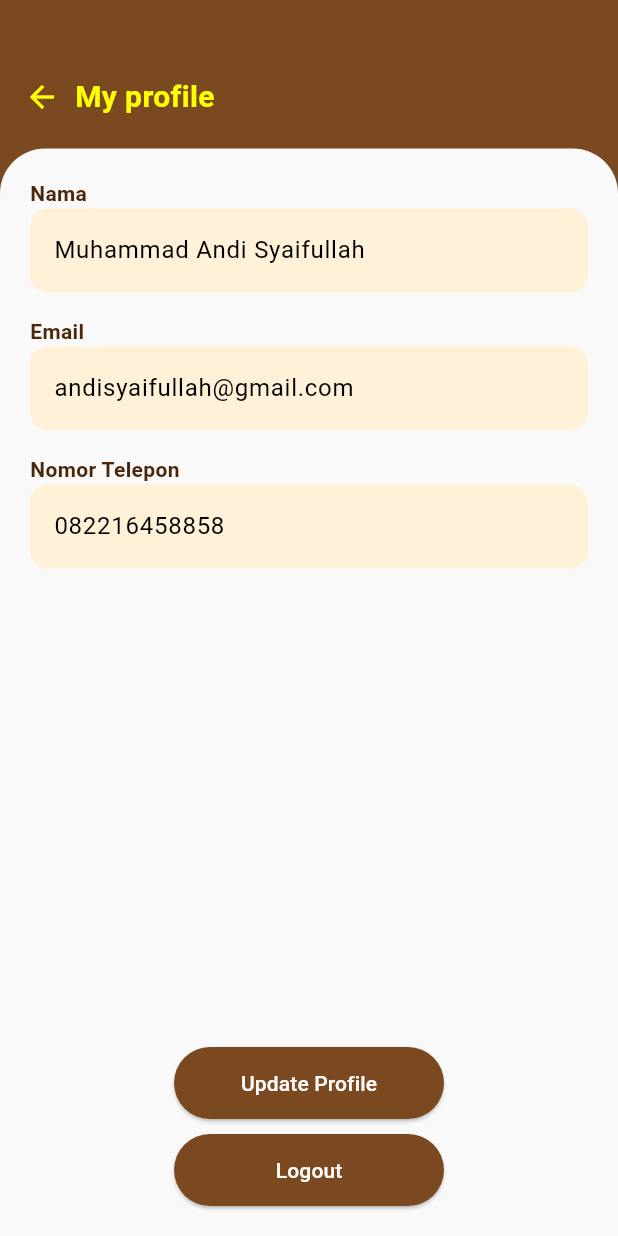
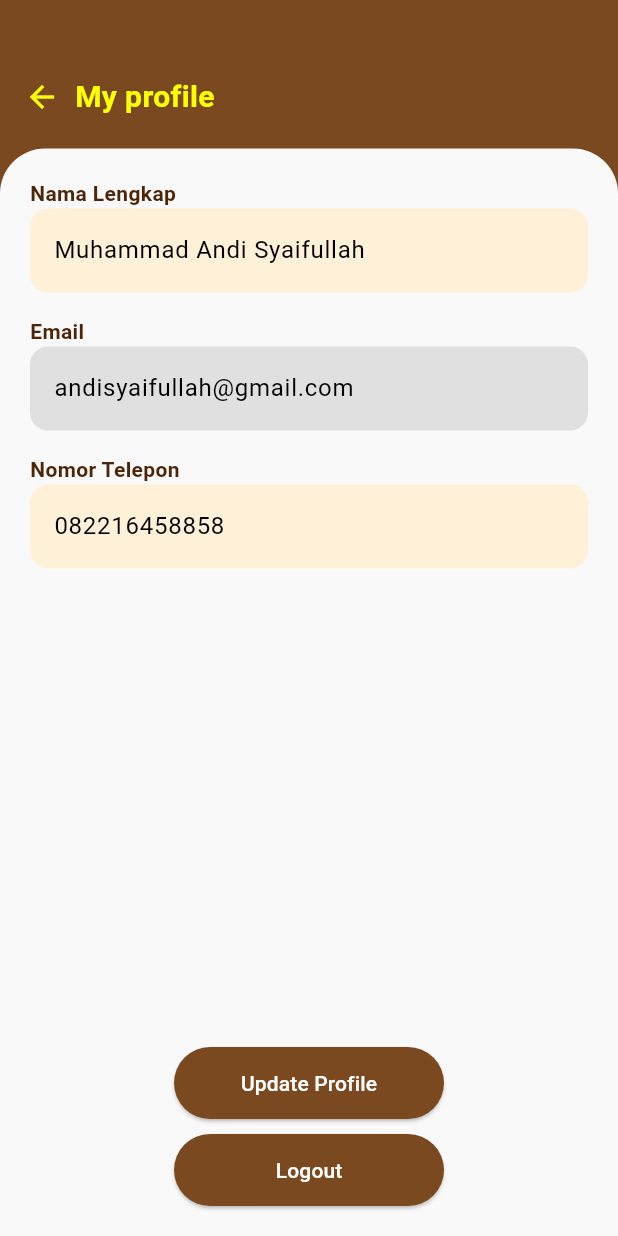
Before and after one commit to ntaulya/royalcoffee, a Flutter app: the ProfilePage screen opened directly, on a phone screen of 412 x 824 dp. Run offline on Flutter 3.47's test engine with Material 3 defaults, Android fonts, the phone set to English and light mode, and no system bars; our stand-ins replace flutter_secure_storage, iconsax; accounts and stored records are empty.

Commit message:
logout Sudah berhasil

```diff
--- a/lib/screens/ProfilePage.dart
+++ b/lib/screens/ProfilePage.dart
@@ -1,4 +1,5 @@
 import 'package:flutter/material.dart';
+import '../controllers/AuthController.dart';
 
 class ProfilePage extends StatefulWidget {
   const ProfilePage({super.key});
@@ -8,6 +9,7 @@ class ProfilePage extends StatefulWidget {
 }
 
 class _ProfilePageState extends State<ProfilePage> {
+  final AuthController _authController = AuthController();
   final nameController = TextEditingController(text: 'Muhammad Andi Syaifullah');
   final emailController = TextEditingController(text: 'andisyaifullah@gmail.com');
   final phoneController = TextEditingController(text: '082216458858');
@@ -22,6 +24,10 @@ class _ProfilePageState extends State<ProfilePage> {
           // Header
           Padding(
             padding: const EdgeInsets.symmetric(horizontal: 16),
+            child: GestureDetector(
+              onTap: () => {
+                Navigator.pop(context)
+              },
               child: Row(
                 children: [
                   const Icon(Icons.arrow_back, color: Colors.yellowAccent),
@@ -35,6 +41,7 @@ class _ProfilePageState extends State<ProfilePage> {
                     ),
                   ),
                 ],
+              ),
             ),
           ),
 
@@ -52,11 +59,11 @@ class _ProfilePageState extends State<ProfilePage> {
               child: Column(
                 crossAxisAlignment: CrossAxisAlignment.start,
                 children: [
-                  _buildLabel('Nama'),
+                  _buildLabel('Nama Lengkap'),
                   _buildTextField(nameController),
                   const SizedBox(height: 16),
                   _buildLabel('Email'),
-                  _buildTextField(emailController),
+                  _buildTextField(emailController, enabled: false),
                   const SizedBox(height: 16),
                   _buildLabel('Nomor Telepon'),
                   _buildTextField(phoneController),
@@ -75,6 +82,7 @@ class _ProfilePageState extends State<ProfilePage> {
                           label: 'Logout',
                           onPressed: () {
                             // TODO: Tambahkan logic logout
+                            _authController.logOut(context);
                           },
                         ),
                       ],
@@ -99,13 +107,14 @@ class _ProfilePageState extends State<ProfilePage> {
     );
   }
 
-  Widget _buildTextField(TextEditingController controller) {
+  Widget _buildTextField(TextEditingController controller, {bool enabled  = true}) {
     return TextField(
       controller: controller,
+      enabled : enabled,
       style: const TextStyle(color: Colors.black),
       decoration: InputDecoration(
         filled: true,
-        fillColor: const Color(0xFFFFF1D7),
+        fillColor: enabled ? const Color(0xFFFFF1D7) : Colors.grey[300],
         border: OutlineInputBorder(
           borderRadius: BorderRadius.circular(12),
           borderSide: BorderSide.none,
```
Also changed, not shown: lib/controllers/AuthController.dart (+7 -0 lines). Lines whose indentation alone changed are shown as unchanged.
